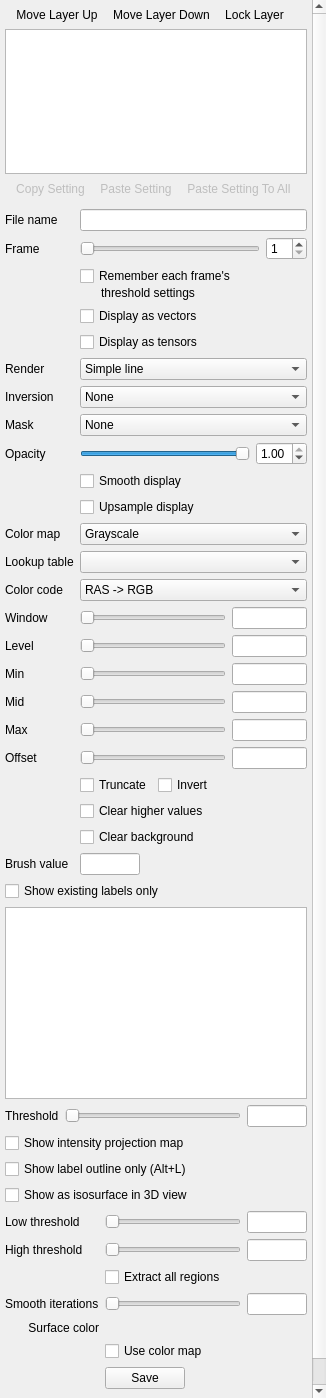
Before: the Qt Designer form freeview/PanelVolume.ui in freesurfer/freesurfer, drawn with Qt 5.
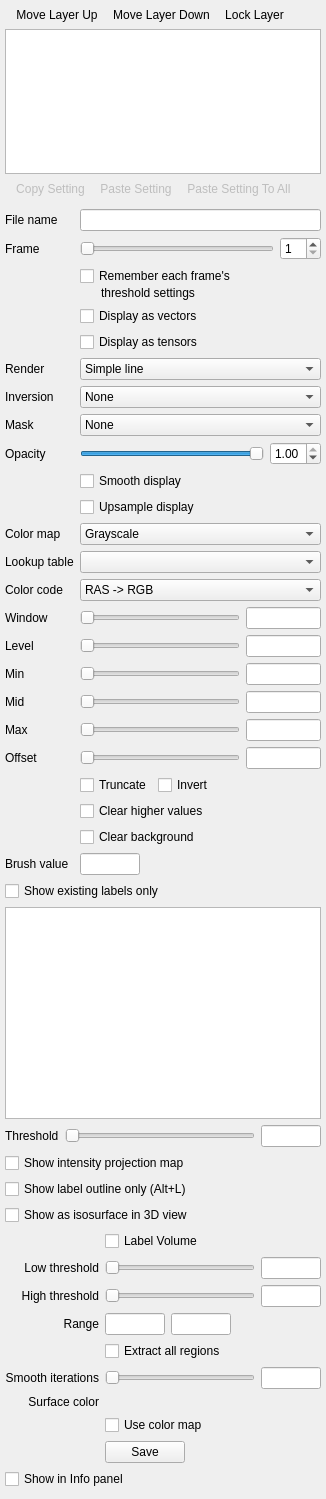
After: the same form once the commit is applied. Icons and pictures are not drawn. Custom widgets are drawn as their Qt base class.

Commit message: Added function to display labels as multiple iso-surfaces in 3D view

Diff of the .ui file:
```diff
--- a/freeview/PanelVolume.ui
+++ b/freeview/PanelVolume.ui
@@ -7,7 +7,7 @@
     <x>0</x>
     <y>0</y>
     <width>326</width>
-    <height>1398</height>
+    <height>1499</height>
    </rect>
   </property>
   <property name="windowTitle">
@@ -26,9 +26,9 @@
    <property name="geometry">
     <rect>
      <x>0</x>
-     <y>0</y>
+     <y>-196</y>
      <width>308</width>
-     <height>1632</height>
+     <height>1695</height>
     </rect>
    </property>
    <layout class="QVBoxLayout" name="verticalLayout">
@@ -859,21 +859,24 @@
     </item>
     <item>
      <layout class="QGridLayout" name="gridLayoutContour" columnstretch="0,0">
-      <item row="0" column="0">
+      <item row="1" column="0">
        <widget class="QLabel" name="labelContourThresholdLow">
         <property name="text">
          <string>Low threshold</string>
         </property>
+        <property name="alignment">
+         <set>Qt::AlignRight|Qt::AlignTrailing|Qt::AlignVCenter</set>
+        </property>
        </widget>
       </item>
-      <item row="2" column="1">
+      <item row="4" column="1">
        <widget class="QCheckBox" name="checkBoxContourExtractAll">
         <property name="text">
          <string>Extract all regions</string>
         </property>
        </widget>
       </item>
-      <item row="4" column="0">
+      <item row="6" column="0">
        <widget class="QLabel" name="labelContourColor">
         <property name="text">
          <string>Surface color</string>
@@ -883,24 +886,27 @@
         </property>
        </widget>
       </item>
-      <item row="4" column="1">
+      <item row="6" column="1">
        <widget class="QtColorPicker" name="colorPickerContour" native="true"/>
       </item>
-      <item row="5" column="1">
+      <item row="7" column="1">
        <widget class="QCheckBox" name="checkBoxUseColorMap">
         <property name="text">
          <string>Use color map</string>
         </property>
        </widget>
       </item>
-      <item row="1" column="0">
+      <item row="2" column="0">
        <widget class="QLabel" name="labelContourThresholdHigh">
         <property name="text">
          <string>High threshold</string>
         </property>
+        <property name="alignment">
+         <set>Qt::AlignRight|Qt::AlignTrailing|Qt::AlignVCenter</set>
+        </property>
        </widget>
       </item>
-      <item row="1" column="1">
+      <item row="2" column="1">
        <layout class="QHBoxLayout" name="horizontalLayout_13">
         <item>
          <widget class="QSlider" name="sliderContourThresholdHigh">
@@ -930,14 +936,17 @@
         </item>
        </layout>
       </item>
-      <item row="3" column="0">
+      <item row="5" column="0">
        <widget class="QLabel" name="labelSmoothIteration">
         <property name="text">
          <string>Smooth iterations</string>
         </property>
+        <property name="alignment">
+         <set>Qt::AlignRight|Qt::AlignTrailing|Qt::AlignVCenter</set>
+        </property>
        </widget>
       </item>
-      <item row="3" column="1">
+      <item row="5" column="1">
        <layout class="QHBoxLayout" name="horizontalLayout_15">
         <item>
          <widget class="QSlider" name="sliderContourSmoothIteration">
@@ -967,7 +976,7 @@
         </item>
        </layout>
       </item>
-      <item row="6" column="1">
+      <item row="8" column="1">
        <layout class="QHBoxLayout" name="horizontalLayout_16">
         <item>
          <widget class="QPushButton" name="pushButtonContourSave">
@@ -991,7 +1000,7 @@
         </item>
        </layout>
       </item>
-      <item row="0" column="1">
+      <item row="1" column="1">
        <layout class="QHBoxLayout" name="horizontalLayout_12">
         <item>
          <widget class="QSlider" name="sliderContourThresholdLow">
@@ -1021,6 +1030,72 @@
         </item>
        </layout>
       </item>
+      <item row="0" column="1">
+       <widget class="QCheckBox" name="checkBoxShowLabelContour">
+        <property name="text">
+         <string>Label Volume</string>
+        </property>
+       </widget>
+      </item>
+      <item row="3" column="0">
+       <widget class="QLabel" name="labelContourLabelRange">
+        <property name="text">
+         <string>Range</string>
+        </property>
+        <property name="alignment">
+         <set>Qt::AlignRight|Qt::AlignTrailing|Qt::AlignVCenter</set>
+        </property>
+       </widget>
+      </item>
+      <item row="3" column="1">
+       <layout class="QHBoxLayout" name="horizontalLayout_3">
+        <item>
+         <widget class="QLineEdit" name="lineEditContourLabelRangeLow">
+          <property name="sizePolicy">
+           <sizepolicy hsizetype="Fixed" vsizetype="Fixed">
+            <horstretch>0</horstretch>
+            <verstretch>0</verstretch>
+           </sizepolicy>
+          </property>
+          <property name="maximumSize">
+           <size>
+            <width>60</width>
+            <height>16777215</height>
+           </size>
+          </property>
+         </widget>
+        </item>
+        <item>
+         <widget class="QLineEdit" name="lineEditContourLabelRangeHigh">
+          <property name="sizePolicy">
+           <sizepolicy hsizetype="Fixed" vsizetype="Fixed">
+            <horstretch>0</horstretch>
+            <verstretch>0</verstretch>
+           </sizepolicy>
+          </property>
+          <property name="maximumSize">
+           <size>
+            <width>60</width>
+            <height>16777215</height>
+           </size>
+          </property>
+         </widget>
+        </item>
+        <item>
+         <spacer name="horizontalSpacer_4">
+          <property name="orientation">
+           <enum>Qt::Horizontal</enum>
+          </property>
+          <property name="sizeHint" stdset="0">
+           <size>
+            <width>0</width>
+            <height>0</height>
+           </size>
+          </property>
+         </spacer>
+        </item>
+       </layout>
+      </item>
      </layout>
     </item>
     <item>
```
Left out of the diff: 169 changed lines with no effect on the pictures. The commit also changes 8 other files.
